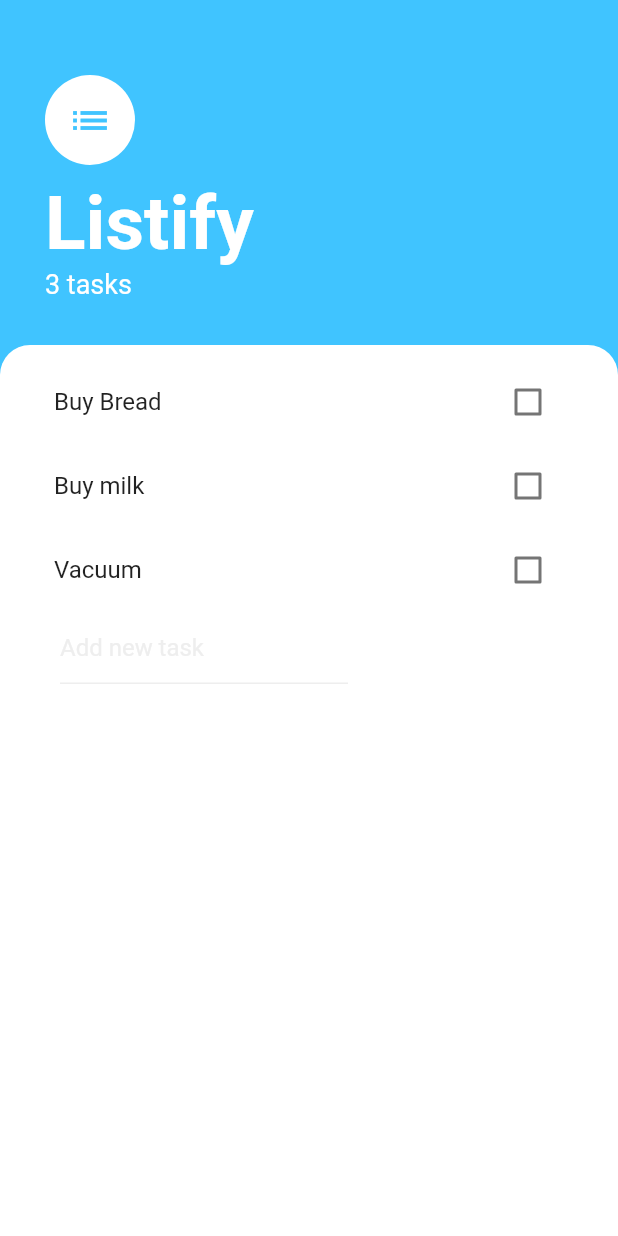
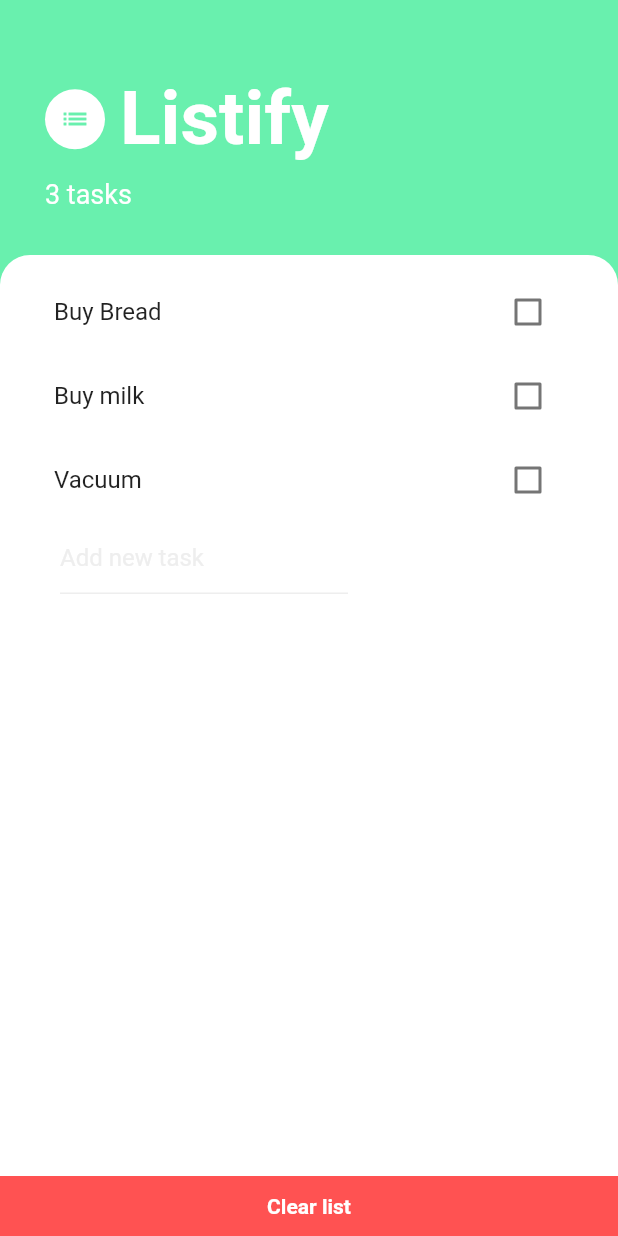
Before and after one commit to technodromeltd/Listify_flutter, a Flutter app: the screen it shows after launch, on a phone screen of 412 x 824 dp. Run offline on Flutter 3.47's test engine with Material 2 defaults, Android fonts, the phone set to English and light mode, and no system bars; missing offline and left inert: swipedetector.

Commit message:
Added clearList functionality

```diff
--- a/lib/models/tasks.dart
+++ b/lib/models/tasks.dart
@@ -27,6 +27,12 @@ class Data extends ChangeNotifier {
     notifyListeners();
   }
 
+  void removeAllTasks() {
+    print("Clearing list");
+    _tasks = [];
+    notifyListeners();
+  }
+
   void toggleCheckbox(int index) {
     _tasks[index].isDone = !_tasks[index].isDone;
 
--- a/lib/screens/tasks_screen.dart
+++ b/lib/screens/tasks_screen.dart
@@ -9,18 +9,7 @@ class TasksScreen extends StatelessWidget {
   @override
   Widget build(BuildContext context) {
     return Scaffold(
-      backgroundColor: Colors.lightBlueAccent,
-//      floatingActionButton: FloatingActionButton(
-//        backgroundColor: Colors.lightBlueAccent,
-//        onPressed: () {
-//          showModalBottomSheet(
-//              context: context, builder: (context) => AddTaskScreen(() {}));
-//        },
-//        child: Icon(
-//          Icons.add,
-//          size: 30.0,
-//        ),
-//      ),
+      backgroundColor: Colors.greenAccent,
       body: Column(
         crossAxisAlignment: CrossAxisAlignment.start,
         children: <Widget>[
@@ -30,17 +19,20 @@ class TasksScreen extends StatelessWidget {
             child: Column(
               crossAxisAlignment: CrossAxisAlignment.start,
               children: <Widget>[
+                Row(
+                  children: <Widget>[
                     CircleAvatar(
                       backgroundColor: Colors.white,
-                  radius: 30.0,
+                      radius: 20.0,
                       child: Icon(
                         Icons.list,
-                    size: 30.0,
-                    color: Colors.lightBlueAccent,
+                        size: 20.0,
+                        color: Colors.greenAccent,
                       ),
                     ),
                     SizedBox(
                       height: 10.0,
+                      width: 10.0,
                     ),
                     Text(
                       'Listify',
@@ -48,6 +40,12 @@ class TasksScreen extends StatelessWidget {
                           color: Colors.white,
                           fontWeight: FontWeight.bold,
                           fontSize: 50.0),
+                    ),
+                  ],
+                ),
+                SizedBox(
+                  height: 10.0,
+                  width: 10.0,
                 ),
                 Text(
                   '${Provider.of<Data>(context).taskCount} tasks',
@@ -72,6 +70,21 @@ class TasksScreen extends StatelessWidget {
                       topLeft: Radius.circular(20.0))),
               child: TasksList(),
             ),
+          ),
+          GestureDetector(
+            onTap: () {
+              Provider.of<Data>(context).removeAllTasks();
+            },
+            child: Container(
+              height: 40.0,
+              color: Colors.redAccent,
+              child: Center(
+                  child: Text(
+                "Clear list",
+                style:
+                    TextStyle(color: Colors.white, fontWeight: FontWeight.bold),
+              )),
+            ),
           )
         ],
       ),
--- a/lib/widgets/task_tile.dart
+++ b/lib/widgets/task_tile.dart
@@ -28,7 +28,7 @@ class TaskTile extends StatelessWidget {
               decoration: isChecked ? TextDecoration.lineThrough : null),
         ),
         trailing: Checkbox(
-            activeColor: Colors.lightBlueAccent,
+            activeColor: Colors.green,
             value: isChecked,
             onChanged: (val) {
               Provider.of<Data>(context).toggleCheckbox(taskIndex);
```
Lines whose indentation alone changed are shown as unchanged.
